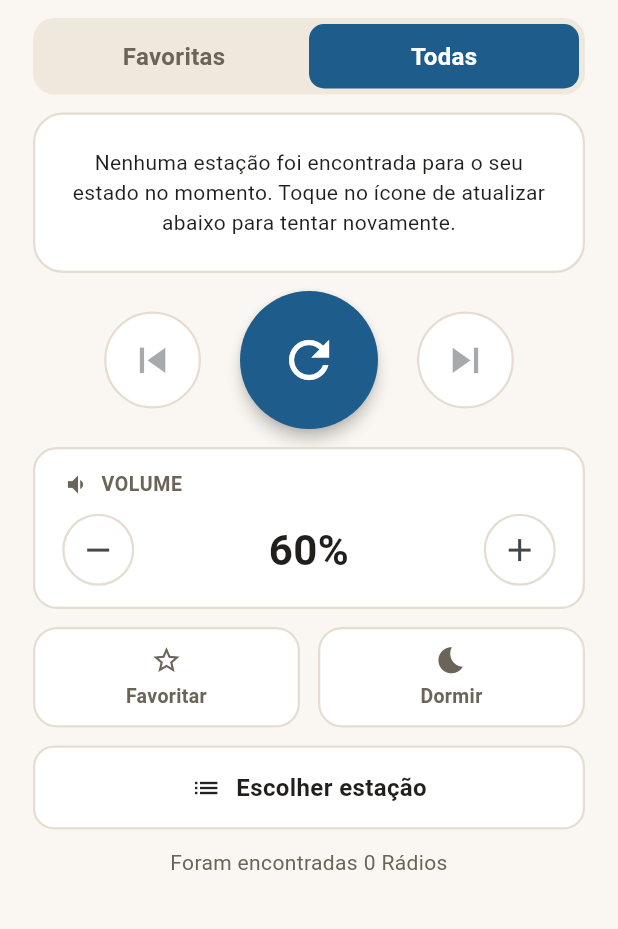
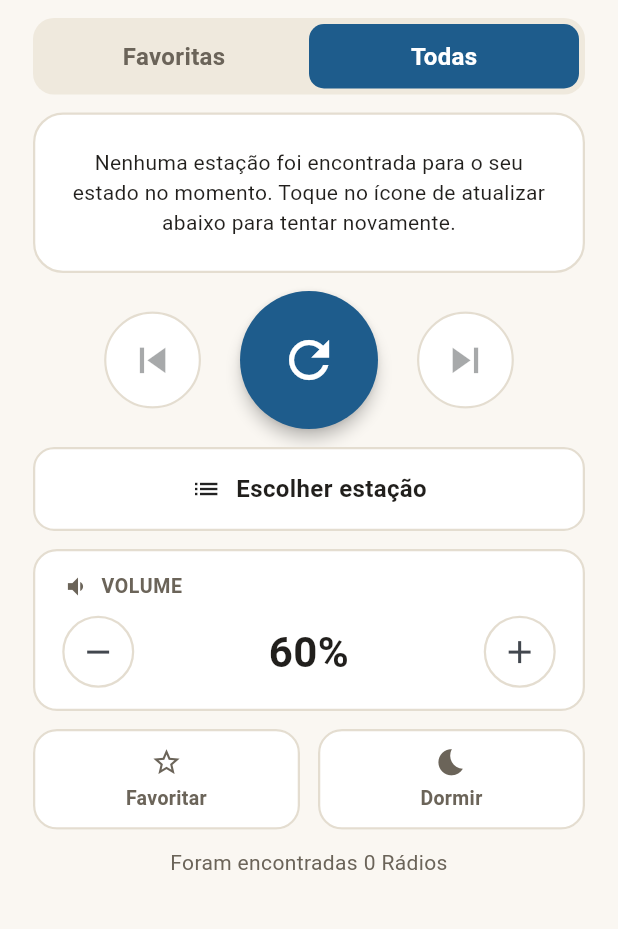
Before and after one commit to diogoalbuquerque/nice-radio, a Flutter app: the _HomeContent widget shown alone on an empty page, opened directly with empty values, on a phone screen of 412 x 824 dp, the part 87-1016 px from its top. Run offline on Flutter 3.47's test engine with Material 3 defaults, Android fonts, the phone set to English and light mode, and no system bars; our stand-ins replace audio_service, firebase_analytics, firebase_core, firebase_crashlytics, flutter_riverpod, geocoding and 6 more; missing offline and left inert: audio_session, quick_actions, volume_controller; accounts and stored records are empty; Roboto replaces fonts that are missing (Atkinson Hyperlegible); statements that could not run were skipped.

Commit message:
Fix About sheet under the nav bar, move volume below station picker, scope favorites card to the state

```diff
--- a/lib/screens/home_screen.dart
+++ b/lib/screens/home_screen.dart
@@ -192,7 +192,11 @@ class _HomeContent extends ConsumerWidget {
     // (the controls, volume, favorite star, etc. further down) is
     // deliberately left alone — someone should still be able to pause or
     // favorite whatever is actually playing from here.
-    final showStationCard = station != null && (viewMode == StationViewMode.all || isFavorite);
+    // Favorites are per state: a station still playing from another state is
+    // not "in" this state's Favoritas, even though its id is favorited.
+    final inThisStatesFavorites =
+        station != null && (visibleStations.value?.any((s) => s.id == station.id) ?? false);
+    final showStationCard = station != null && (viewMode == StationViewMode.all || inThisStatesFavorites);
     // Drives PlaybackControls' refresh mode — see its own `isRefreshMode`
     // doc. Mirrors EmptyStationCard's own "Todas empty, not Favoritas
     // empty" and "genuine fetch error, either tab" branches exactly, so
@@ -319,6 +323,16 @@ class _HomeContent extends ConsumerWidget {
           ErrorBanner(message: player.errorMessage!),
         ],
         const SizedBox(height: 12),
+        // Samsung's volume pop-up covers the volume buttons when they sit
+        // high on the screen, so volume is below "Escolher estação". The sleep
+        // row stays last: its panel is the only block that expands downward.
+        ChooseStationButton(
+          onTap: () {
+            ref.trackTap('choose_station_open');
+            Navigator.of(context).push(MaterialPageRoute(settings: const RouteSettings(name: 'station_list'), builder: (_) => const StationListScreen()));
+          },
+        ),
+        const SizedBox(height: 12),
         VolumeCard(volumePercent: player.volumePercent),
         const SizedBox(height: 12),
         ActionButtonsRow(
@@ -349,13 +363,6 @@ class _HomeContent extends ConsumerWidget {
           ),
         ],
         const SizedBox(height: 12),
-        ChooseStationButton(
-          onTap: () {
-            ref.trackTap('choose_station_open');
-            Navigator.of(context).push(MaterialPageRoute(settings: const RouteSettings(name: 'station_list'), builder: (_) => const StationListScreen()));
-          },
-        ),
-        const SizedBox(height: 12),
         Center(
           child: visibleStations.when(
             data: (list) => Text(
--- a/lib/widgets/about_sheet.dart
+++ b/lib/widgets/about_sheet.dart
@@ -45,7 +45,9 @@ class _AboutContent extends StatelessWidget {
   Widget build(BuildContext context) {
     return ListView(
       controller: controller,
-      padding: const EdgeInsets.fromLTRB(24, 12, 24, 32),
+      // `useSafeArea` only covers the top; without the bottom inset the last
+      // paragraph slides under the Android navigation bar (edge-to-edge).
+      padding: EdgeInsets.fromLTRB(24, 12, 24, 32 + MediaQuery.viewPaddingOf(context).bottom),
       children: [
         Center(
           child: Container(
```
